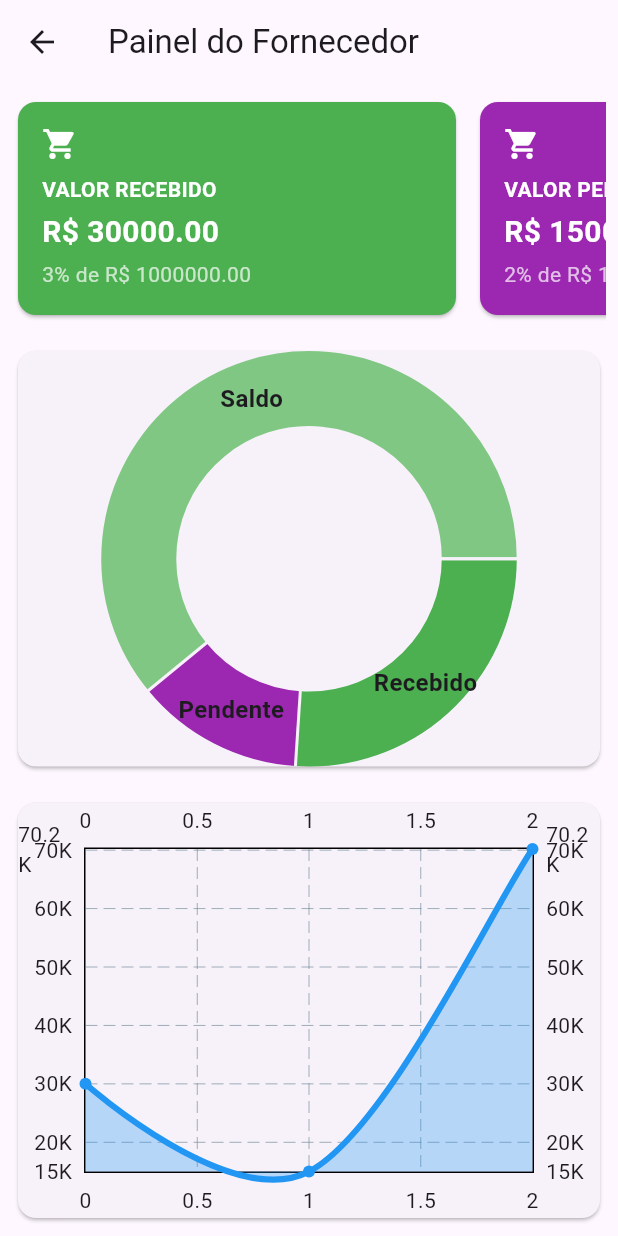
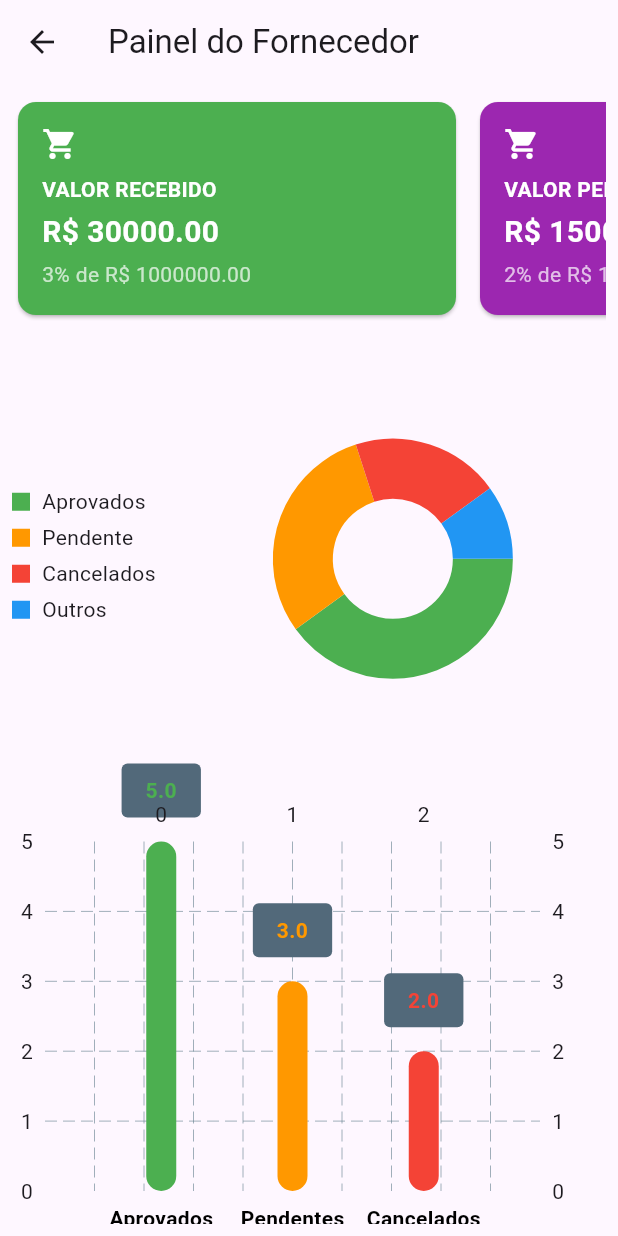
Before and after one commit to idail/np3beneficios_app, a Flutter app: the Grafico screen opened directly with empty values, on a phone screen of 412 x 824 dp. Run offline on Flutter 3.47's test engine with Material 3 defaults, Android fonts, the phone set to English and light mode, and no system bars; drawn by our look-alikes of fl_chart; our stand-ins replace geolocator, google_maps_flutter, shared_preferences; missing offline and left inert: flutter_barcode_scanner; accounts and stored records are empty; network calls fail.

Commit message:
Implementações
Ajustado o grafico no layout

```diff
--- a/lib/paginas/fornecedor.dart
+++ b/lib/paginas/fornecedor.dart
@@ -69,7 +69,7 @@ class FornecedorState extends State<Fornecedor> {
 
   Future<List<Map<String, dynamic>>> PedidosFornecedor() async {
     var uri = Uri.parse(
-        "http://10.80.130.70/np3beneficios_appphp/api/pedidos/busca_pedidos.php?codigo_usuario=${widget.usuario_codigo}&tipo_acesso=${widget.tipo_acesso}&codigo_fornecedor_departamento=${widget.codigo_fornecedor_departamento}");
+        "http://192.168.100.6/np3beneficios_appphp/api/pedidos/busca_pedidos.php?codigo_usuario=${widget.usuario_codigo}&tipo_acesso=${widget.tipo_acesso}&codigo_fornecedor_departamento=${widget.codigo_fornecedor_departamento}");
     var resposta = await http.get(uri, headers: {"Accept": "application/json"});
 
     List<dynamic> data = json.decode(resposta.body);
--- a/lib/paginas/gestor.dart
+++ b/lib/paginas/gestor.dart
@@ -69,7 +69,7 @@ class GestorState extends State<Gestor> {
 
   Future<List<Map<String, dynamic>>> PedidosGestor() async {
     var uri = Uri.parse(
-        "http://10.80.130.70/np3beneficios_appphp/api/pedidos/busca_pedidos.php?codigo_usuario=${widget.usuario_codigo}&tipo_acesso=${widget.tipo_Acesso}");
+        "http://192.168.100.6/np3beneficios_appphp/api/pedidos/busca_pedidos.php?codigo_usuario=${widget.usuario_codigo}&tipo_acesso=${widget.tipo_Acesso}");
     var resposta = await http.get(uri, headers: {"Accept": "application/json"});
 
     List<dynamic> data = json.decode(resposta.body);
@@ -118,7 +118,9 @@ class GestorState extends State<Gestor> {
               String email = widget.email_usuario;
               String nomeUsuario = widget.nome_usuario;
               String loginUsuario = widget.login_usuario;
+
               String fornecedor = pedido["Fornecedor"];
+
 
               // Definindo as cores do status
               Color statusColor;
--- a/lib/paginas/grafico.dart
+++ b/lib/paginas/grafico.dart
@@ -30,25 +30,176 @@ class GraficoState extends State<Grafico> {
           children: [
             // Cards
             Container(
-              height: 150, // Define a altura fixa dos cards
+              height: 150,
               child: SingleChildScrollView(
                 scrollDirection: Axis.horizontal,
                 child: Row(
                   children: [
                     // Card 1
-                    Container(
+                    _buildCard(
+                      icon: Icons.shopping_cart,
+                      title: widget.perfil == 'gestor' ? 'VALORES DO EMPENHO' : 'VALOR RECEBIDO',
+                      value: widget.perfil == 'gestor' ? valorEmpenho : valorRecebido,
+                      percentage: widget.perfil == 'gestor' ? valorEmpenho / valorTotal * 100 : valorRecebido / valorTotal * 100,
+                      color: Colors.green,
+                    ),
+                    SizedBox(width: 8.0),
+                    // Card 2
+                    _buildCard(
+                      icon: Icons.shopping_cart,
+                      title: widget.perfil == 'gestor' ? 'VALORES CONSUMIDOS' : 'VALOR PENDENTE',
+                      value: widget.perfil == 'gestor' ? valorConsumido : valorPendente,
+                      percentage: widget.perfil == 'gestor' ? valorConsumido / valorTotal * 100 : valorPendente / valorTotal * 100,
+                      color: Colors.purple,
+                    ),
+                    SizedBox(width: 8.0),
+                    // Card 3
+                    _buildCard(
+                      icon: Icons.shopping_cart,
+                      title: 'SALDO ATUAL',
+                      value: saldoAtual,
+                      percentage: saldoAtual / valorTotal * 100,
+                      color: Colors.green[300]!,
+                    ),
+                  ],
+                ),
+              ),
+            ),
+            SizedBox(height: 16.0),
+            // Gráfico de Pizza com Legendas à Esquerda
+            Expanded(
+              child: Row(
+                children: [
+                  Column(
+                    crossAxisAlignment: CrossAxisAlignment.start,
+                    mainAxisAlignment: MainAxisAlignment.center,
+                    children: [
+                      _buildLegendItem('Aprovados', Colors.green),
+                      _buildLegendItem('Pendente', Colors.orange),
+                      _buildLegendItem('Cancelados', Colors.red),
+                      _buildLegendItem('Outros', Colors.blue),
+                    ],
+                  ),
+                  SizedBox(width: 16.0),
+                  Expanded(
+                    child: PieChart(
+                      PieChartData(
+                        sections: [
+                          PieChartSectionData(value: 40, title: '', color: Colors.green),
+                          PieChartSectionData(value: 30, title: '', color: Colors.orange),
+                          PieChartSectionData(value: 20, title: '', color: Colors.red),
+                          PieChartSectionData(value: 10, title: '', color: Colors.blue),
+                        ],
+                        sectionsSpace: 0,
+                        centerSpaceRadius: 40,
+                      ),
+                    ),
+                  ),
+                ],
+              ),
+            ),
+            SizedBox(height: 16.0),
+            // Gráfico de Barras
+            Expanded(
+              child: BarChart(
+                BarChartData(
+                  barGroups: [
+                    BarChartGroupData(
+                      x: 0,
+                      barRods: [
+                        BarChartRodData(
+                          toY: 5,
+                          color: Colors.green,
+                          width: 20,
+                        ),
+                      ],
+                      showingTooltipIndicators: [0],
+                    ),
+                    BarChartGroupData(
+                      x: 1,
+                      barRods: [
+                        BarChartRodData(
+                          toY: 3,
+                          color: Colors.orange,
+                          width: 20,
+                        ),
+                      ],
+                      showingTooltipIndicators: [0],
+                    ),
+                    BarChartGroupData(
+                      x: 2,
+                      barRods: [
+                        BarChartRodData(
+                          toY: 2,
+                          color: Colors.red,
+                          width: 20,
+                        ),
+                      ],
+                      showingTooltipIndicators: [0],
+                    ),
+                  ],
+                  titlesData: FlTitlesData(
+                    bottomTitles: AxisTitles(
+                      sideTitles: SideTitles(
+                        showTitles: true,
+                        getTitlesWidget: (double value, TitleMeta meta) {
+                          const style = TextStyle(
+                            color: Colors.black,
+                            fontWeight: FontWeight.bold,
+                            fontSize: 14,
+                          );
+                          Widget text;
+                          switch (value.toInt()) {
+                            case 0:
+                              text = const Text('Aprovados', style: style);
+                              break;
+                            case 1:
+                              text = const Text('Pendentes', style: style);
+                              break;
+                            case 2:
+                              text = const Text('Cancelados', style: style);
+                              break;
+                            default:
+                              text = const Text('', style: style);
+                              break;
+                          }
+                          return SideTitleWidget(
+                            axisSide: meta.axisSide,
+                            space: 8, // Espaçamento entre o título e o gráfico
+                            child: text,
+                          );
+                        },
+                      ),
+                    ),
+                    leftTitles: AxisTitles(
+                      sideTitles: SideTitles(showTitles: true),
+                    ),
+                  ),
+                  gridData: FlGridData(show: true),
+                  borderData: FlBorderData(show: false),
+                ),
+              ),
+            ),
+          ],
+        ),
+      ),
+    );
+  }
+
+  Widget _buildCard({required IconData icon, required String title, required double value, required double percentage, required Color color}) {
+    return Container(
       width: 300,
       child: Card(
-                        color: Colors.green,
+        color: color,
         child: Padding(
           padding: const EdgeInsets.all(16.0),
           child: Column(
             crossAxisAlignment: CrossAxisAlignment.start,
             children: [
-                              Icon(Icons.shopping_cart, color: Colors.white),
+              Icon(icon, color: Colors.white),
               SizedBox(height: 8.0),
               Text(
-                                widget.perfil == 'gestor' ? 'VALORES DO EMPENHO' : 'VALOR RECEBIDO',
+                title,
                 style: TextStyle(
                   color: Colors.white,
                   fontWeight: FontWeight.bold,
@@ -56,9 +207,7 @@ class GraficoState extends State<Grafico> {
               ),
               SizedBox(height: 4.0),
               Text(
-                                widget.perfil == 'gestor'
-                                    ? 'R\$ ${valorEmpenho.toStringAsFixed(2)}'
-                                    : 'R\$ ${valorRecebido.toStringAsFixed(2)}',
+                'R\$ ${value.toStringAsFixed(2)}',
                 style: TextStyle(
                   color: Colors.white,
                   fontSize: 20.0,
@@ -67,9 +216,7 @@ class GraficoState extends State<Grafico> {
               ),
               SizedBox(height: 4.0),
               Text(
-                                widget.perfil == 'gestor'
-                                    ? '${(valorEmpenho / valorTotal * 100).toStringAsFixed(0)}% de R\$ ${valorTotal.toStringAsFixed(2)}'
-                                    : '${(valorRecebido / valorTotal * 100).toStringAsFixed(0)}% de R\$ ${valorTotal.toStringAsFixed(2)}',
+                '${percentage.toStringAsFixed(0)}% de R\$ ${valorTotal.toStringAsFixed(2)}',
                 style: TextStyle(
                   color: Colors.white70,
                 ),
@@ -78,162 +225,22 @@ class GraficoState extends State<Grafico> {
           ),
         ),
       ),
+    );
+  }
+
+  Widget _buildLegendItem(String text, Color color) {
+    return Padding(
+      padding: const EdgeInsets.only(bottom: 4.0),
+      child: Row(
+        children: [
+          Container(
+            width: 12,
+            height: 12,
+            color: color,
           ),
-                    SizedBox(width: 8.0),
-                    // Card 2
-                    Container(
-                      width: 300,
-                      child: Card(
-                        color: Colors.purple,
-                        child: Padding(
-                          padding: const EdgeInsets.all(16.0),
-                          child: Column(
-                            crossAxisAlignment: CrossAxisAlignment.start,
-                            children: [
-                              Icon(Icons.shopping_cart, color: Colors.white),
-                              SizedBox(height: 8.0),
-                              Text(
-                                widget.perfil == 'gestor' ? 'VALORES CONSUMIDOS' : 'VALOR PENDENTE',
-                                style: TextStyle(
-                                  color: Colors.white,
-                                  fontWeight: FontWeight.bold,
-                                ),
-                              ),
-                              SizedBox(height: 4.0),
-                              Text(
-                                widget.perfil == 'gestor'
-                                    ? 'R\$ ${valorConsumido.toStringAsFixed(2)}'
-                                    : 'R\$ ${valorPendente.toStringAsFixed(2)}',
-                                style: TextStyle(
-                                  color: Colors.white,
-                                  fontSize: 20.0,
-                                  fontWeight: FontWeight.bold,
-                                ),
-                              ),
-                              SizedBox(height: 4.0),
-                              Text(
-                                widget.perfil == 'gestor'
-                                    ? '${(valorConsumido / valorTotal * 100).toStringAsFixed(0)}% de R\$ ${valorTotal.toStringAsFixed(2)}'
-                                    : '${(valorPendente / valorTotal * 100).toStringAsFixed(0)}% de R\$ ${valorTotal.toStringAsFixed(2)}',
-                                style: TextStyle(
-                                  color: Colors.white70,
-                                ),
-                              ),
+          SizedBox(width: 8),
+          Text(text),
         ],
-                          ),
-                        ),
-                      ),
-                    ),
-                    SizedBox(width: 8.0),
-                    // Card 3
-                    Container(
-                      width: 300,
-                      child: Card(
-                        color: Colors.green[300],
-                        child: Padding(
-                          padding: const EdgeInsets.all(16.0),
-                          child: Column(
-                            crossAxisAlignment: CrossAxisAlignment.start,
-                            children: [
-                              Icon(Icons.shopping_cart, color: Colors.white),
-                              SizedBox(height: 8.0),
-                              Text(
-                                'SALDO ATUAL',
-                                style: TextStyle(
-                                  color: Colors.white,
-                                  fontWeight: FontWeight.bold,
-                                ),
-                              ),
-                              SizedBox(height: 4.0),
-                              Text(
-                                'R\$ ${saldoAtual.toStringAsFixed(2)}',
-                                style: TextStyle(
-                                  color: Colors.white,
-                                  fontSize: 20.0,
-                                  fontWeight: FontWeight.bold,
-                                ),
-                              ),
-                              SizedBox(height: 4.0),
-                              Text(
-                                '${(saldoAtual / valorTotal * 100).toStringAsFixed(0)}% de R\$ ${valorTotal.toStringAsFixed(2)}',
-                                style: TextStyle(
-                                  color: Colors.white70,
-                                ),
-                              ),
-                            ],
-                          ),
-                        ),
-                      ),
-                    ),
-                  ],
-                ),
-              ),
-            ),
-            SizedBox(height: 16.0),
-            // Gráfico de Pizza
-            Expanded(
-              child: Card(
-                child: Center(
-                  child: PieChart(
-                    PieChartData(
-                      sections: [
-                        PieChartSectionData(
-                          color: Colors.green,
-                          value: widget.perfil == 'gestor' ? valorEmpenho : valorRecebido,
-                          title: widget.perfil == 'gestor' ? 'Empenho' : 'Recebido',
-                          radius: 50,
-                          titleStyle: TextStyle(fontSize: 16, fontWeight: FontWeight.bold),
-                        ),
-                        PieChartSectionData(
-                          color: Colors.purple,
-                          value: widget.perfil == 'gestor' ? valorConsumido : valorPendente,
-                          title: widget.perfil == 'gestor' ? 'Consumido' : 'Pendente',
-                          radius: 50,
-                          titleStyle: TextStyle(fontSize: 16, fontWeight: FontWeight.bold),
-                        ),
-                        PieChartSectionData(
-                          color: Colors.green[300],
-                          value: saldoAtual,
-                          title: 'Saldo',
-                          radius: 50,
-                          titleStyle: TextStyle(fontSize: 16, fontWeight: FontWeight.bold),
-                        ),
-                      ],
-                    ),
-                  ),
-                ),
-              ),
-            ),
-            SizedBox(height: 16.0),
-            // Gráfico Crescente (Gráfico de Linha como exemplo)
-            Expanded(
-              child: Card(
-                child: Center(
-                  child: LineChart(
-                    LineChartData(
-                      gridData: FlGridData(show: true),
-                      titlesData: FlTitlesData(show: true),
-                      borderData: FlBorderData(show: true),
-                      lineBarsData: [
-                        LineChartBarData(
-                          spots: [
-                            FlSpot(0, widget.perfil == 'gestor' ? valorEmpenho : valorRecebido),
-                            FlSpot(1, widget.perfil == 'gestor' ? valorConsumido : valorPendente),
-                            FlSpot(2, saldoAtual),
-                          ],
-                          isCurved: true,
-                          color: Colors.blue, // Use 'color' ao invés de 'colors'
-                          barWidth: 4,
-                          belowBarData: BarAreaData(show: true, color: Colors.blue.withOpacity(0.3)), // Use 'color'
-                        ),
-                      ],
-                    ),
-                  ),
-                ),
-              ),
-            ),
-          ],
-        ),
       ),
     );
   }
--- a/lib/paginas/login.dart
+++ b/lib/paginas/login.dart
@@ -71,7 +71,7 @@ class LoginState extends State<Login> {
 
   Future<void> logar(String usuario, String senha) async {
     var uri = Uri.parse(
-        "http://10.80.130.70/np3beneficios_appphp/api/autenticacao/autenticacao.php?usuario=$usuario&senha=$senha");
+        "http://192.168.100.6/np3beneficios_appphp/api/autenticacao/autenticacao.php?usuario=$usuario&senha=$senha");
     var resposta = await http.get(uri, headers: {"Accept": "application/json"});
     print(resposta.body);
     var retorno = jsonDecode(resposta.body);
@@ -88,7 +88,7 @@ class LoginState extends State<Login> {
 
     if (retorno["codigo_departamento_fornecedor"] != null &&
         retorno["codigo_departamento_fornecedor"].toString().isNotEmpty) {
-      codigo_departamento_fornecedor =  int.parse(retorno["codigo_departamento_fornecedor"]);
+      codigo_departamento_fornecedor =  retorno["codigo_departamento_fornecedor"];
       print(codigo_departamento_fornecedor);
     }
 
```
Lines whose indentation alone changed are shown as unchanged.
